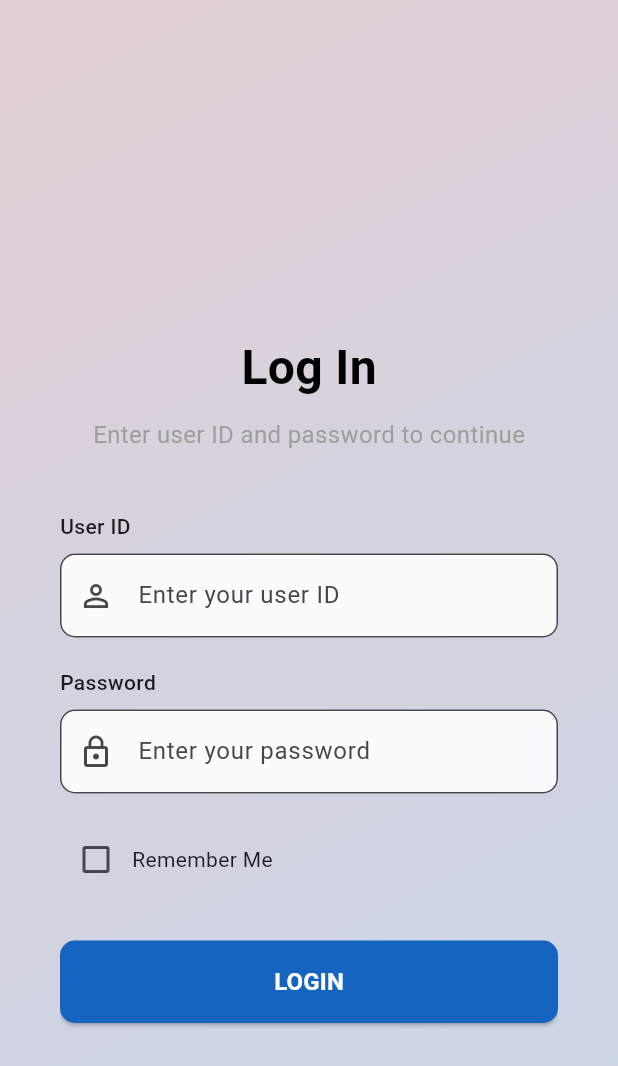
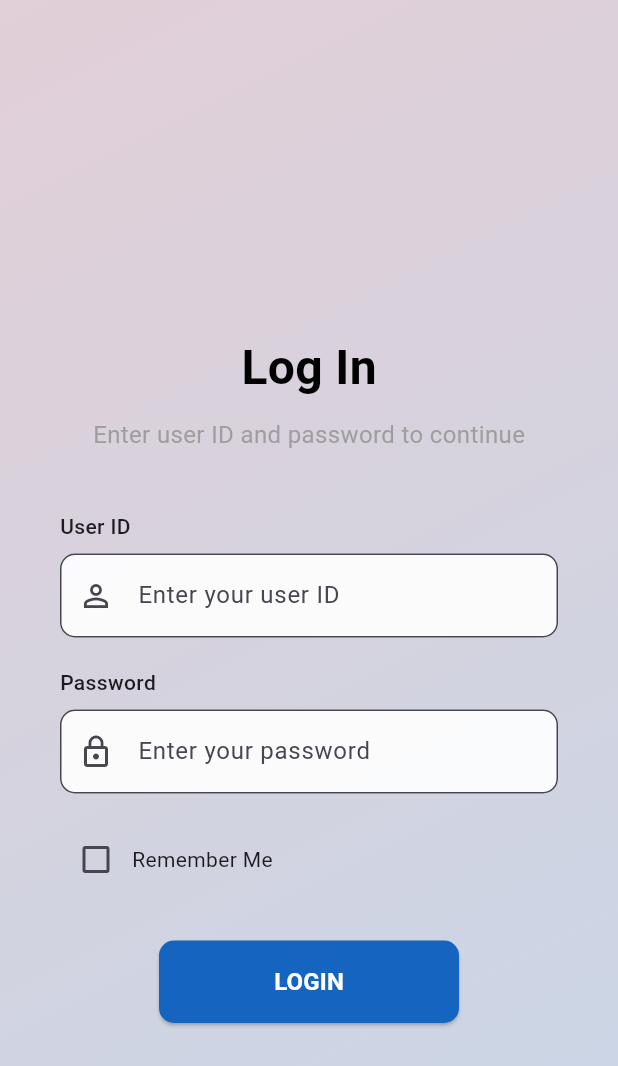
Before and after one commit to rifayetrimon/eboss-ai-, a Flutter app: the screen it shows after launch, on a phone screen of 412 x 824 dp. Shown: the top 1066 px of the screen. Run offline on Flutter 3.47's test engine with Material 3 defaults, Android fonts, the phone set to English and light mode, and no system bars; our stand-ins replace loading_animation_widget; missing offline and left inert: flutter_vlc_player.

Commit message:
add login page design

```diff
--- a/lib/pages/auth/login.dart
+++ b/lib/pages/auth/login.dart
@@ -26,8 +26,20 @@ class _LoginPageState extends State<LoginPage> {
               // Left Column (Icon) - Hidden on keyboard show
               if (constraints.maxWidth > 600)
                 Expanded(
-                  child: Center(
-                    child: Image.asset('assets/logo/logo1.png', height: 150),
+                  child: Column(
+                    mainAxisAlignment: MainAxisAlignment.center,
+                    children: [
+                      Image.asset('assets/logo/logo.png', height: 120),
+                      const Text(
+                        'Enhancing your safety through cutting-edge surveillance',
+                        textAlign: TextAlign.center,
+                        style: TextStyle(
+                          fontSize: 18,
+                          fontWeight: FontWeight.w500,
+                          color: Colors.black54,
+                        ),
+                      ),
+                    ],
                   ),
                 ),
 
@@ -177,7 +189,8 @@ class _LoginPageState extends State<LoginPage> {
 
                                   // Login Button
                                   SizedBox(
-                                    width: double.infinity,
+                                    // width: double.infinity,
+                                    width: 200.0,
                                     child: ElevatedButton(
                                       onPressed: _handleLogin,
                                       style: ElevatedButton.styleFrom(
```
